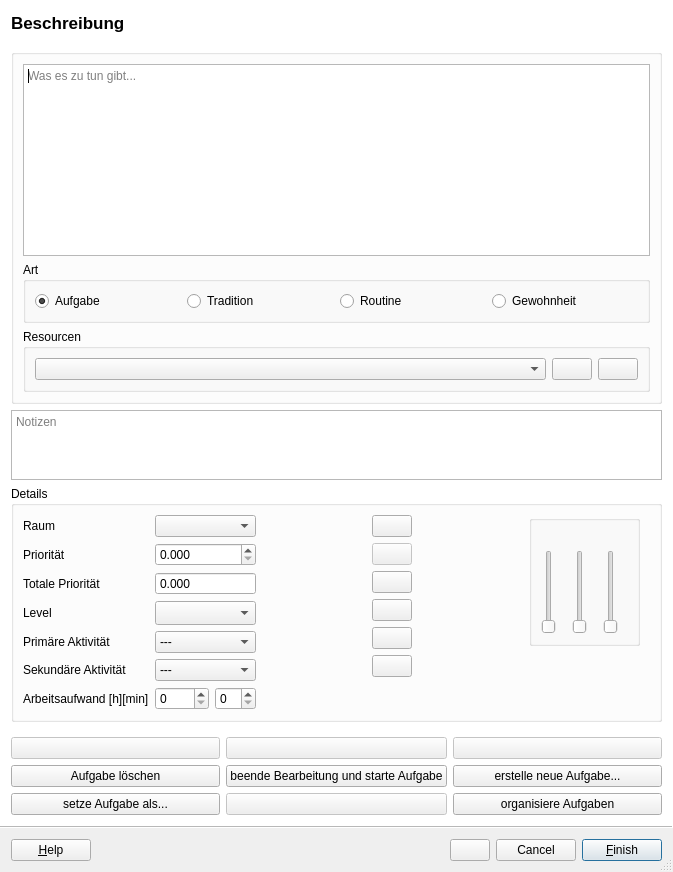
Old version of the form src/ui/task_editor.ui in the repository amogorkon/watnu.
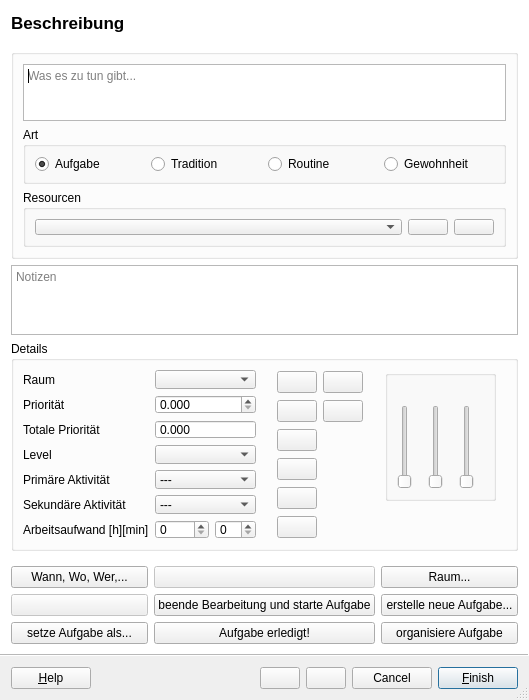
New version of the form. Icons and pictures are not drawn.

The edit to the form file:
```diff
--- a/src/ui/task_editor.ui
+++ b/src/ui/task_editor.ui
@@ -6,10 +6,22 @@
    <rect>
     <x>0</x>
     <y>0</y>
-    <width>673</width>
-    <height>843</height>
+    <width>529</width>
+    <height>700</height>
    </rect>
   </property>
+  <property name="sizePolicy">
+   <sizepolicy hsizetype="Preferred" vsizetype="MinimumExpanding">
+    <horstretch>0</horstretch>
+    <verstretch>0</verstretch>
+   </sizepolicy>
+  </property>
+  <property name="minimumSize">
+   <size>
+    <width>500</width>
+    <height>700</height>
+   </size>
+  </property>
   <property name="windowTitle">
    <string>Bearbeite Aufgabe</string>
   </property>
@@ -23,13 +35,13 @@
    <enum>QWizard::ModernStyle</enum>
   </property>
   <property name="options">
-   <set>QWizard::CancelButtonOnLeft|QWizard::HaveCustomButton1|QWizard::HaveFinishButtonOnEarlyPages|QWizard::HaveHelpButton|QWizard::IgnoreSubTitles|QWizard::NoBackButtonOnStartPage</set>
+   <set>QWizard::CancelButtonOnLeft|QWizard::HaveCustomButton1|QWizard::HaveCustomButton2|QWizard::HaveFinishButtonOnEarlyPages|QWizard::HaveHelpButton|QWizard::IgnoreSubTitles|QWizard::NoBackButtonOnStartPage</set>
   </property>
-  <widget class="QWizardPage" name="page_basics">
+  <widget class="QWizardPage" name="page">
    <property name="title">
     <string>Beschreibung</string>
    </property>
-   <layout class="QVBoxLayout" name="verticalLayout_2">
+   <layout class="QVBoxLayout" name="page_layout">
     <item>
      <widget class="QGroupBox" name="groupBox">
       <property name="sizePolicy">
@@ -45,7 +57,7 @@
        <item>
         <widget class="QTextEdit" name="do">
          <property name="sizePolicy">
-          <sizepolicy hsizetype="Expanding" vsizetype="Fixed">
+          <sizepolicy hsizetype="Preferred" vsizetype="Fixed">
            <horstretch>0</horstretch>
            <verstretch>0</verstretch>
           </sizepolicy>
@@ -278,6 +290,32 @@
            </property>
           </widget>
          </item>
+         <item row="2" column="0">
+          <widget class="QLabel" name="label_7">
+           <property name="text">
+            <string>Totale Priorität</string>
+           </property>
+          </widget>
+         </item>
+         <item row="2" column="1">
+          <widget class="QDoubleSpinBox" name="total_priority">
+           <property name="enabled">
+            <bool>true</bool>
+           </property>
+           <property name="readOnly">
+            <bool>true</bool>
+           </property>
+           <property name="buttonSymbols">
+            <enum>QAbstractSpinBox::NoButtons</enum>
+           </property>
+           <property name="decimals">
+            <number>3</number>
+           </property>
+           <property name="maximum">
+            <double>99999.990000000005239</double>
+           </property>
+          </widget>
+         </item>
          <item row="3" column="0">
           <widget class="QLabel" name="label_4">
            <property name="text">
@@ -313,25 +351,6 @@
            </property>
           </widget>
          </item>
-         <item row="5" column="0">
-          <widget class="QLabel" name="label_5">
-           <property name="text">
-            <string>Primäre Aktivität </string>
-           </property>
-           <property name="buddy">
-            <cstring>primary_activity</cstring>
-           </property>
-          </widget>
-         </item>
-         <item row="5" column="1">
-          <widget class="QComboBox" name="primary_activity">
-           <item>
-            <property name="text">
-             <string>---</string>
-            </property>
-           </item>
-          </widget>
-         </item>
          <item row="7" column="0">
           <widget class="QLabel" name="label_6">
            <property name="text">
@@ -363,47 +382,40 @@
             <string>Arbeitsaufwand [h][min]</string>
            </property>
            <property name="buddy">
-            <cstring>ETA_hours</cstring>
+            <cstring>workload_hours</cstring>
            </property>
           </widget>
          </item>
          <item row="10" column="1">
           <layout class="QHBoxLayout" name="horizontalLayout_2">
            <item>
-            <widget class="QSpinBox" name="ETA_hours">
+            <widget class="QSpinBox" name="workload_hours">
              <property name="maximum">
               <number>9999</number>
              </property>
             </widget>
            </item>
            <item>
-            <widget class="QSpinBox" name="ETA_mins"/>
+            <widget class="QSpinBox" name="workload_minutes"/>
            </item>
           </layout>
          </item>
-         <item row="2" column="0">
-          <widget class="QLabel" name="label_7">
-           <property name="text">
-            <string>Totale Priorität</string>
-           </property>
+         <item row="5" column="1">
+          <widget class="QComboBox" name="primary_activity">
+           <item>
+            <property name="text">
+             <string>---</string>
+            </property>
+           </item>
           </widget>
          </item>
-         <item row="2" column="1">
-          <widget class="QDoubleSpinBox" name="total_priority">
-           <property name="enabled">
-            <bool>true</bool>
+         <item row="5" column="0">
+          <widget class="QLabel" name="label_5">
+           <property name="text">
+            <string>Primäre Aktivität </string>
            </property>
-           <property name="readOnly">
-            <bool>true</bool>
-           </property>
-           <property name="buttonSymbols">
-            <enum>QAbstractSpinBox::NoButtons</enum>
-           </property>
-           <property name="decimals">
-            <number>3</number>
-           </property>
-           <property name="maximum">
-            <double>99999.990000000005239</double>
+           <property name="buddy">
+            <cstring>primary_activity</cstring>
            </property>
           </widget>
          </item>
@@ -423,14 +435,54 @@
         </spacer>
        </item>
        <item>
-        <layout class="QFormLayout" name="formLayout_2">
+        <layout class="QGridLayout" name="gridLayout_2">
          <property name="rightMargin">
           <number>10</number>
          </property>
-         <item row="3" column="0">
+         <item row="5" column="0">
+          <widget class="QPushButton" name="organize_subtasks">
+           <property name="sizePolicy">
+            <sizepolicy hsizetype="Fixed" vsizetype="Fixed">
+             <horstretch>0</horstretch>
+             <verstretch>0</verstretch>
+            </sizepolicy>
+           </property>
+           <property name="text">
+            <string/>
+           </property>
+           <property name="icon">
+            <iconset>
+             <normaloff>../extra/chevrons-down.svg</normaloff>../extra/chevrons-down.svg</iconset>
+           </property>
+          </widget>
+         </item>
+         <item row="4" column="0">
+          <widget class="QPushButton" name="organize_supertasks">
+           <property name="sizePolicy">
+            <sizepolicy hsizetype="Fixed" vsizetype="Fixed">
+             <horstretch>0</horstretch>
+             <verstretch>0</verstretch>
+            </sizepolicy>
+           </property>
+           <property name="text">
+            <string/>
+           </property>
+           <property name="icon">
+            <iconset>
+             <normaloff>../extra/chevrons-up.svg</normaloff>../extra/chevrons-up.svg</iconset>
+           </property>
+          </widget>
+         </item>
+         <item row="1" column="0">
           <widget class="QPushButton" name="choose_repeats_button">
            <property name="enabled">
-            <bool>false</bool>
+            <bool>true</bool>
+           </property>
+           <property name="sizePolicy">
+            <sizepolicy hsizetype="Fixed" vsizetype="Fixed">
+             <horstretch>0</horstretch>
+             <verstretch>0</verstretch>
+            </sizepolicy>
            </property>
            <property name="text">
             <string/>
@@ -444,10 +496,13 @@
            </property>
           </widget>
          </item>
-         <item row="5" column="0">
-          <widget class="QPushButton" name="choose_skills_button">
+         <item row="1" column="1">
+          <widget class="QPushButton" name="choose_constraints_button">
+           <property name="enabled">
+            <bool>true</bool>
+           </property>
            <property name="sizePolicy">
-            <sizepolicy hsizetype="Minimum" vsizetype="Minimum">
+            <sizepolicy hsizetype="Fixed" vsizetype="Fixed">
              <horstretch>0</horstretch>
              <verstretch>0</verstretch>
             </sizepolicy>
@@ -457,15 +512,51 @@
            </property>
            <property name="icon">
             <iconset>
-             <normaloff>../extra/skills.svg</normaloff>../extra/skills.svg</iconset>
+             <normaloff>../extra/constraints.svg</normaloff>../extra/constraints.svg</iconset>
            </property>
            <property name="shortcut">
-            <string>9</string>
+            <string>2</string>
            </property>
           </widget>
          </item>
-         <item row="6" column="0">
+         <item row="0" column="1">
+          <widget class="QPushButton" name="secondary_activity_button">
+           <property name="sizePolicy">
+            <sizepolicy hsizetype="Fixed" vsizetype="Fixed">
+             <horstretch>0</horstretch>
+             <verstretch>0</verstretch>
+            </sizepolicy>
+           </property>
+           <property name="text">
+            <string/>
+           </property>
+          </widget>
+         </item>
+         <item row="0" column="0">
+          <widget class="QPushButton" name="primary_activity_button">
+           <property name="sizePolicy">
+            <sizepolicy hsizetype="Fixed" vsizetype="Fixed">
+             <horstretch>0</horstretch>
+             <verstretch>0</verstretch>
+            </sizepolicy>
+           </property>
+           <property name="text">
+            <string/>
+           </property>
+           <property name="icon">
+            <iconset>
+             <normaloff>../extra/mind.svg</normaloff>../extra/mind.svg</iconset>
+           </property>
+          </widget>
+         </item>
+         <item row="3" column="0">
           <widget class="QPushButton" name="choose_deadline_button">
+           <property name="sizePolicy">
+            <sizepolicy hsizetype="Fixed" vsizetype="Fixed">
+             <horstretch>0</horstretch>
+             <verstretch>0</verstretch>
+            </sizepolicy>
+           </property>
            <property name="text">
             <string/>
            </property>
@@ -485,41 +576,22 @@
           </widget>
          </item>
          <item row="2" column="0">
-          <widget class="QPushButton" name="choose_constraints_button">
-           <property name="enabled">
-            <bool>true</bool>
+          <widget class="QPushButton" name="choose_skills_button">
+           <property name="sizePolicy">
+            <sizepolicy hsizetype="Fixed" vsizetype="Fixed">
+             <horstretch>0</horstretch>
+             <verstretch>0</verstretch>
+            </sizepolicy>
            </property>
            <property name="text">
             <string/>
            </property>
            <property name="icon">
             <iconset>
-             <normaloff>../extra/constraints.svg</normaloff>../extra/constraints.svg</iconset>
+             <normaloff>../extra/skills.svg</normaloff>../extra/skills.svg</iconset>
            </property>
            <property name="shortcut">
-            <string>2</string>
-           </property>
-          </widget>
-         </item>
-         <item row="8" column="0">
-          <widget class="QPushButton" name="organize_subtasks">
-           <property name="text">
-            <string/>
-           </property>
-           <property name="icon">
-            <iconset>
-             <normaloff>../extra/chevrons-down.svg</normaloff>../extra/chevrons-down.svg</iconset>
-           </property>
-          </widget>
-         </item>
-         <item row="7" column="0">
-          <widget class="QPushButton" name="organize_supertasks">
-           <property name="text">
-            <string/>
-           </property>
-           <property name="icon">
-            <iconset>
-             <normaloff>../extra/chevrons-up.svg</normaloff>../extra/chevrons-up.svg</iconset>
+            <string>9</string>
            </property>
           </widget>
          </item>
@@ -692,7 +764,7 @@
      </widget>
     </item>
     <item>
-     <layout class="QGridLayout" name="gridLayout">
+     <layout class="QGridLayout" name="num_buttons">
       <property name="topMargin">
        <number>9</number>
       </property>
@@ -702,7 +774,7 @@
          <bool>true</bool>
         </property>
         <property name="text">
-         <string>organisiere Aufgaben</string>
+         <string>organisiere Aufgabe</string>
         </property>
         <property name="shortcut">
          <string>3</string>
@@ -712,10 +784,10 @@
       <item row="1" column="0">
        <widget class="QPushButton" name="button4">
         <property name="enabled">
-         <bool>true</bool>
+         <bool>false</bool>
         </property>
         <property name="text">
-         <string>Aufgabe löschen</string>
+         <string/>
         </property>
         <property name="shortcut">
          <string>4</string>
@@ -758,20 +830,20 @@
       <item row="0" column="0">
        <widget class="QPushButton" name="button7">
         <property name="enabled">
-         <bool>false</bool>
+         <bool>true</bool>
         </property>
         <property name="text">
-         <string/>
+         <string>Wann, Wo, Wer,...</string>
         </property>
        </widget>
       </item>
       <item row="3" column="1">
        <widget class="QPushButton" name="button2">
         <property name="enabled">
-         <bool>false</bool>
+         <bool>true</bool>
         </property>
         <property name="text">
-         <string/>
+         <string>Aufgabe erledigt!</string>
         </property>
        </widget>
       </item>
@@ -788,10 +860,10 @@
       <item row="0" column="2">
        <widget class="QPushButton" name="button9">
         <property name="enabled">
-         <bool>false</bool>
+         <bool>true</bool>
         </property>
         <property name="text">
-         <string/>
+         <string>Raum...</string>
         </property>
        </widget>
       </item>
```
